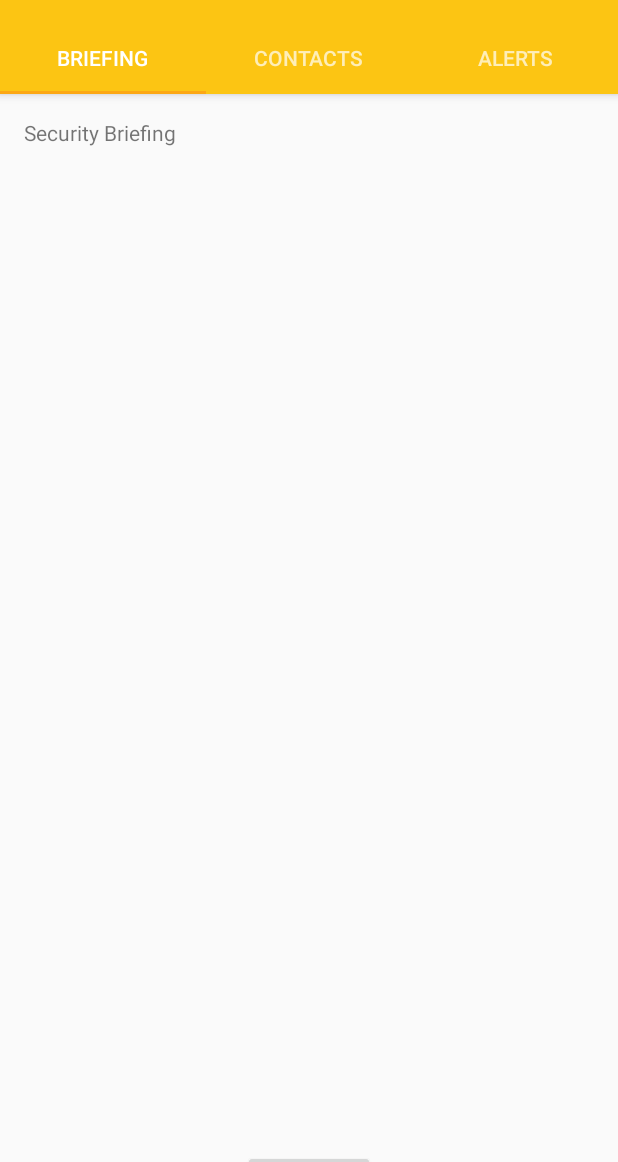
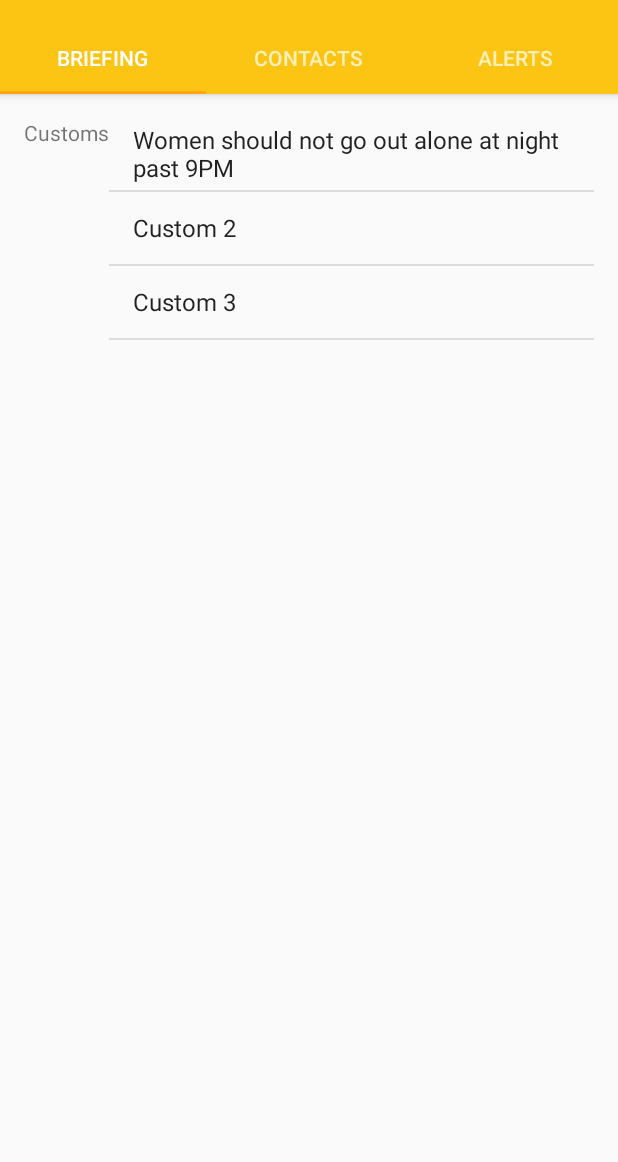
Before and after one commit to jerseycity17/team-9, an Android app: the screen it shows after launch (MainActivity), on a phone screen of 412 x 824 dp, the part 74-1236 px from its top. Run offline under Robolectric (Android 15) with nearby library versions, the phone set to English and light mode, and no system bars; our stand-ins replace Firebase (no records; nobody signed in at launch, a user with empty details on screens opened directly); libraries missing offline, so code that uses them is left out: com.firebase.ui; 1 statement that could not run was skipped.

Commit message:
Tabs 1 and 3

```diff
--- a/IRC92/app/src/main/java/com/example/mary/irc9/Tab1.java
+++ b/IRC92/app/src/main/java/com/example/mary/irc9/Tab1.java
@@ -9,7 +9,11 @@ import android.os.Bundle;
 import android.view.LayoutInflater;
 import android.view.View;
 import android.view.ViewGroup;
+import android.widget.ArrayAdapter;
+import android.widget.ListView;
 import android.widget.TextView;
+
+import static com.example.mary.irc9.R.id.notifs;
 
 public class Tab1 extends Fragment{
 
@@ -17,6 +21,24 @@ public class Tab1 extends Fragment{
     public View onCreateView(LayoutInflater inflater, ViewGroup container,
                              Bundle savedInstanceState) {
         View rootView = inflater.inflate(R.layout.tab1, container, false);
+        String[] customsList = {"Women should not go out alone at night past 9PM",
+                "Custom 2", "Custom 3"};
+
+        ListView customsListView = (ListView) rootView.findViewById(R.id.customs);
+
+        ArrayAdapter<String> customsViewAdapter = new ArrayAdapter<String>(getActivity(), android.R.layout.simple_list_item_1, customsList);
+
+        customsListView.setAdapter(customsViewAdapter);
+
+        String[] healthList = {"Women should not go out alone at night past 9PM",
+                "Custom 2", "Custom 3"};
+
+        ListView healthListView = (ListView) rootView.findViewById(R.id.healthAdvisories);
+
+        ArrayAdapter<String> healthViewAdapter = new ArrayAdapter<String>(getActivity(), android.R.layout.simple_list_item_1, healthList);
+
+        healthListView.setAdapter(healthViewAdapter);
+
         return rootView;
     }
 }
--- a/IRC92/app/src/main/res/layout/tab1.xml
+++ b/IRC92/app/src/main/res/layout/tab1.xml
@@ -1,6 +1,5 @@
 <RelativeLayout xmlns:android="http://schemas.android.com/apk/res/android"
     xmlns:tools="http://schemas.android.com/tools"
-    android:id="@+id/safe"
     android:layout_width="match_parent"
     android:layout_height="match_parent"
     android:paddingBottom="@dimen/activity_vertical_margin"
@@ -9,19 +8,46 @@
     android:paddingTop="@dimen/activity_vertical_margin"
     tools:context="com.example.mary.irc9.MainActivity">
 
-    <TextView
-        android:id="@+id/section_label"
-        android:layout_width="wrap_content"
-        android:layout_height="wrap_content"
-        android:text="Security Briefing" />
+    <TableLayout
+        android:layout_width="match_parent"
+        android:layout_height="match_parent"
+        android:layout_centerVertical="true"
+        android:layout_alignParentStart="true">
 
-    <Button
+        <RelativeLayout>
 
-        android:id="@+id/button2"
-        android:layout_width="wrap_content"
-        android:layout_height="wrap_content"
-        android:layout_alignParentBottom="true"
-        android:layout_centerHorizontal="true"
-        android:text="I'm safe" />
+            <TableRow
+                android:id="@+id/customsRow"
+                android:layout_width="match_parent"
+                android:layout_height="match_parent">
 
+                <TextView
+                    android:layout_width="wrap_content"
+                    android:layout_height="wrap_content"
+                    android:text="Customs" />
+
+                <ListView
+                    android:id="@+id/customs"
+                    android:layout_width="match_parent"
+                    android:layout_height="match_parent" />
+
+            </TableRow>
+
+            <TableRow
+                android:layout_width="match_parent"
+                android:layout_height="match_parent"
+                android:layout_below="@+id/customsRow">
+
+                <TextView
+                    android:layout_width="wrap_content"
+                    android:layout_height="wrap_content"
+                    android:text="Health Advisories" />
+
+                <ListView
+                    android:id="@+id/healthAdvisories"
+                    android:layout_width="match_parent"
+                    android:layout_height="match_parent" />
+            </TableRow>
+        </RelativeLayout>
+    </TableLayout>
 </RelativeLayout>
```
Also changed, not shown: IRC92/app/src/main/java/com/example/mary/irc9/Tab3.java (+12 -0 lines), IRC92/app/src/main/res/layout/tab3.xml (+6 -15 lines).
